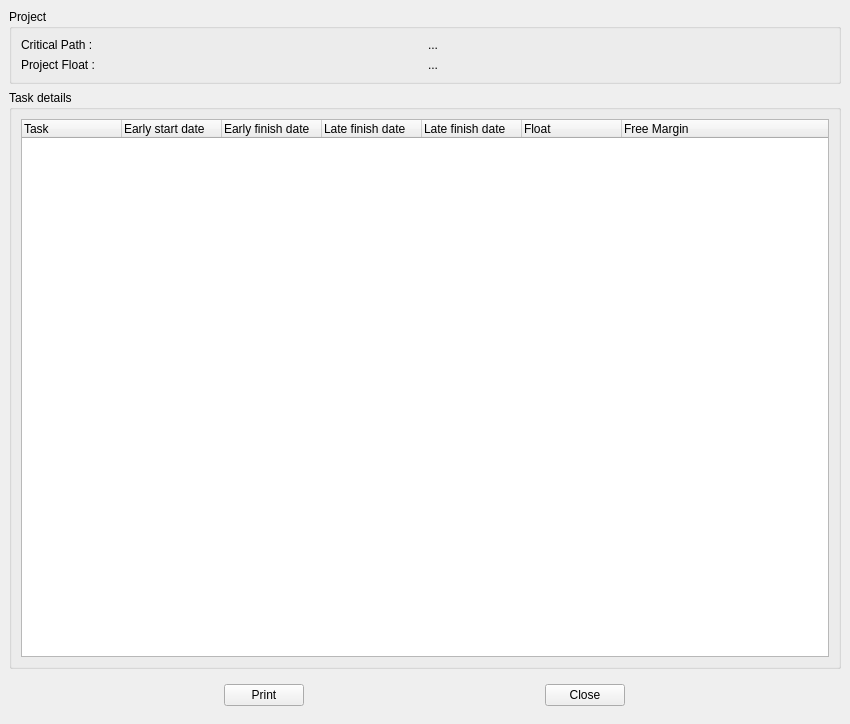
KDE/calligra, file kplato/kptpertresult.ui: the form before one commit.
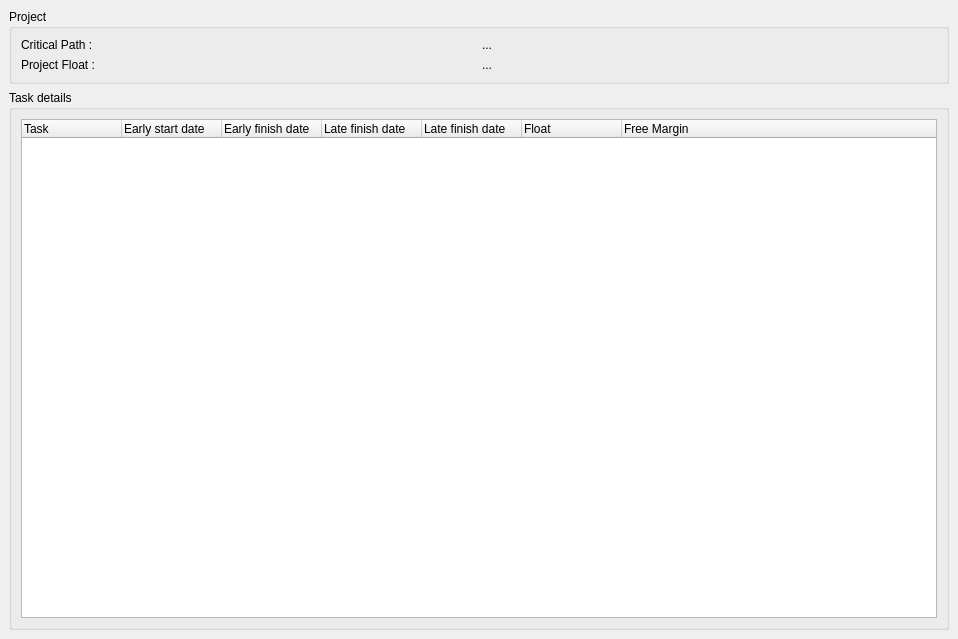
The form after the commit.

```diff
--- a/kplato/kptpertresult.ui
+++ b/kplato/kptpertresult.ui
@@ -5,8 +5,8 @@
    <rect>
     <x>0</x>
     <y>0</y>
-    <width>850</width>
-    <height>724</height>
+    <width>958</width>
+    <height>639</height>
    </rect>
   </property>
   <property name="contextMenuPolicy" >
@@ -22,69 +22,64 @@
    <property name="spacing" >
     <number>6</number>
    </property>
-   <item row="2" column="1" >
-    <layout class="QHBoxLayout" >
-     <property name="margin" >
-      <number>0</number>
+   <item row="1" column="0" >
+    <widget class="QGroupBox" name="taskGroupBoxDetail" >
+     <property name="title" >
+      <string>Task details </string>
      </property>
-     <property name="spacing" >
-      <number>6</number>
-     </property>
-     <item>
-      <widget class="QPushButton" name="printButton" >
-       <property name="sizePolicy" >
-        <sizepolicy>
-         <hsizetype>0</hsizetype>
-         <vsizetype>0</vsizetype>
-         <horstretch>0</horstretch>
-         <verstretch>0</verstretch>
-        </sizepolicy>
-       </property>
-       <property name="text" >
-        <string>Print</string>
-       </property>
-      </widget>
-     </item>
-     <item>
-      <spacer>
-       <property name="orientation" >
-        <enum>Qt::Vertical</enum>
-       </property>
-       <property name="sizeType" >
-        <enum>QSizePolicy::Fixed</enum>
-       </property>
-       <property name="sizeHint" >
-        <size>
-         <width>20</width>
-         <height>40</height>
-        </size>
-       </property>
-      </spacer>
-     </item>
-     <item>
-      <widget class="QPushButton" name="closeButton" >
-       <property name="sizePolicy" >
-        <sizepolicy>
-         <hsizetype>0</hsizetype>
-         <vsizetype>0</vsizetype>
-         <horstretch>0</horstretch>
-         <verstretch>0</verstretch>
-        </sizepolicy>
-       </property>
-       <property name="layoutDirection" >
-        <enum>Qt::RightToLeft</enum>
-       </property>
-       <property name="autoFillBackground" >
-        <bool>false</bool>
-       </property>
-       <property name="text" >
-        <string>Close</string>
-       </property>
-      </widget>
-     </item>
-    </layout>
+     <layout class="QGridLayout" >
+      <property name="margin" >
+       <number>9</number>
+      </property>
+      <property name="spacing" >
+       <number>6</number>
+      </property>
+      <item row="0" column="0" >
+       <widget class="QTreeWidget" name="treeWidgetTaskResult" >
+        <property name="horizontalScrollBarPolicy" >
+         <enum>Qt::ScrollBarAsNeeded</enum>
+        </property>
+        <column>
+         <property name="text" >
+          <string>Task</string>
+         </property>
+        </column>
+        <column>
+         <property name="text" >
+          <string>Early start date</string>
+         </property>
+        </column>
+        <column>
+         <property name="text" >
+          <string>Early finish date</string>
+         </property>
+        </column>
+        <column>
+         <property name="text" >
+          <string>Late finish date</string>
+         </property>
+        </column>
+        <column>
+         <property name="text" >
+          <string>Late finish date</string>
+         </property>
+        </column>
+        <column>
+         <property name="text" >
+          <string>Float</string>
+         </property>
+        </column>
+        <column>
+         <property name="text" >
+          <string>Free Margin</string>
+         </property>
+        </column>
+       </widget>
+      </item>
+     </layout>
+    </widget>
    </item>
-   <item row="0" column="1" >
+   <item row="0" column="0" >
     <widget class="QGroupBox" name="projectGroupBox" >
      <property name="title" >
       <string>Project</string>
@@ -157,68 +152,6 @@
      </layout>
     </widget>
    </item>
-   <item row="1" column="1" >
-    <widget class="QGroupBox" name="taskGroupBoxDetail" >
-     <property name="title" >
-      <string>Task details </string>
-     </property>
-     <layout class="QGridLayout" >
-      <property name="margin" >
-       <number>9</number>
-      </property>
-      <property name="spacing" >
-       <number>6</number>
-      </property>
-      <item row="0" column="0" >
-       <widget class="QTreeWidget" name="treeWidgetTaskResult" >
-        <property name="sizePolicy" >
-         <sizepolicy>
-          <hsizetype>7</hsizetype>
-          <vsizetype>7</vsizetype>
-          <horstretch>0</horstretch>
-          <verstretch>0</verstretch>
-         </sizepolicy>
-        </property>
-        <column>
-         <property name="text" >
-          <string>Task</string>
-         </property>
-        </column>
-        <column>
-         <property name="text" >
-          <string>Early start date</string>
-         </property>
-        </column>
-        <column>
-         <property name="text" >
-          <string>Early finish date</string>
-         </property>
-        </column>
-        <column>
-         <property name="text" >
-          <string>Late finish date</string>
-         </property>
-        </column>
-        <column>
-         <property name="text" >
-          <string>Late finish date</string>
-         </property>
-        </column>
-        <column>
-         <property name="text" >
-          <string>Float</string>
-         </property>
-        </column>
-        <column>
-         <property name="text" >
-          <string>Free Margin</string>
-         </property>
-        </column>
-       </widget>
-      </item>
-     </layout>
-    </widget>
-   </item>
   </layout>
  </widget>
  <resources/>
```
